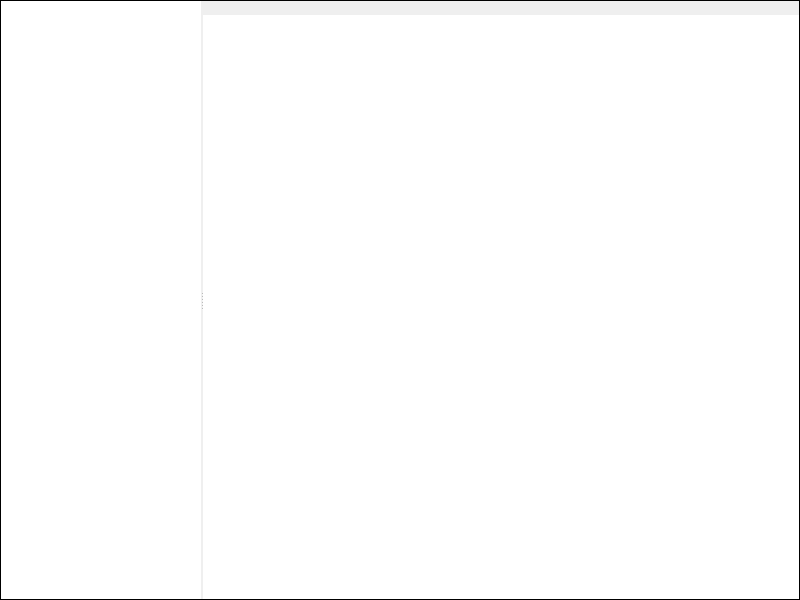
First picture: the form in mainwindow.ui, repository AngryFender/Remini, before the edit.
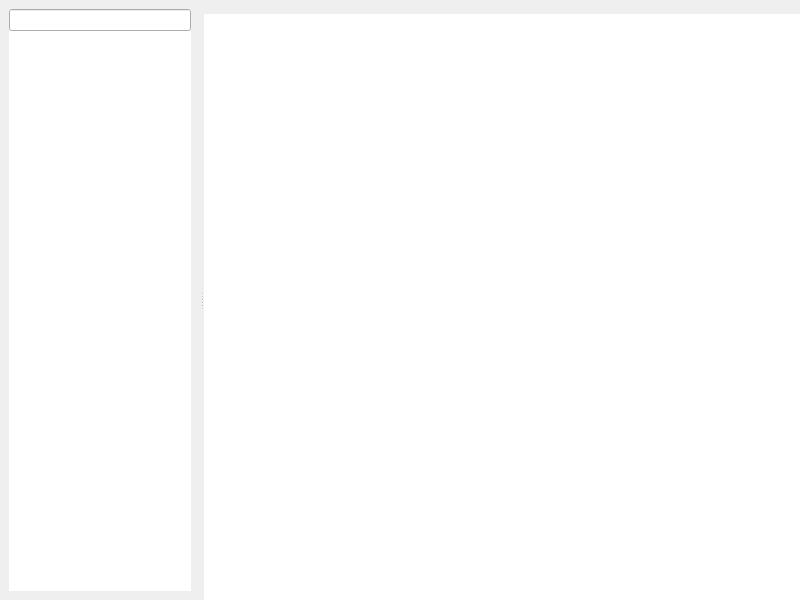
Second picture: the form after the edit. Custom widgets are drawn as their Qt base class.

Commit message: Github Issue #30: "Seach files with specific filenames" feature is implemented. Results are shown in the navigation tree view. The folders are expanded for matching results. Each key press runs the search.

```diff
--- a/mainwindow.ui
+++ b/mainwindow.ui
@@ -43,19 +43,47 @@
      <number>0</number>
     </property>
     <item>
-     <widget class="QSplitter" name="uiSplitter">
-      <property name="styleSheet">
-       <string notr="true"/>
-      </property>
-      <property name="frameShape">
-       <enum>QFrame::Box</enum>
-      </property>
+     <widget class="QSplitter" name="splitter">
       <property name="orientation">
        <enum>Qt::Horizontal</enum>
       </property>
-      <property name="handleWidth">
-       <number>2</number>
+      <property name="childrenCollapsible">
+       <bool>true</bool>
       </property>
+      <widget class="QFrame" name="verticalFrame_2">
+       <property name="maximumSize">
+        <size>
+         <width>200</width>
+         <height>16777215</height>
+        </size>
+       </property>
+       <layout class="QVBoxLayout" name="verticalLayout_4">
+        <property name="spacing">
+         <number>0</number>
+        </property>
+        <item>
+         <widget class="QLineEdit" name="uiSearch">
+          <property name="sizePolicy">
+           <sizepolicy hsizetype="Preferred" vsizetype="Fixed">
+            <horstretch>0</horstretch>
+            <verstretch>0</verstretch>
+           </sizepolicy>
+          </property>
+          <property name="maximumSize">
+           <size>
+            <width>200</width>
+            <height>16777215</height>
+           </size>
+          </property>
+          <property name="inputMask">
+           <string/>
+          </property>
+          <property name="text">
+           <string/>
+          </property>
+         </widget>
+        </item>
+        <item>
       <widget class="NavigationView" name="uiTreeView">
        <property name="sizePolicy">
         <sizepolicy hsizetype="Preferred" vsizetype="Expanding">
@@ -93,6 +121,9 @@
        <property name="lineWidth">
         <number>0</number>
        </property>
+         </widget>
+        </item>
+       </layout>
       </widget>
       <widget class="QWidget" name="verticalLayoutWidget">
        <layout class="QVBoxLayout" name="verticalLayout">
```
Lines whose indentation alone changed are shown as unchanged. The commit also changes 4 other files.
